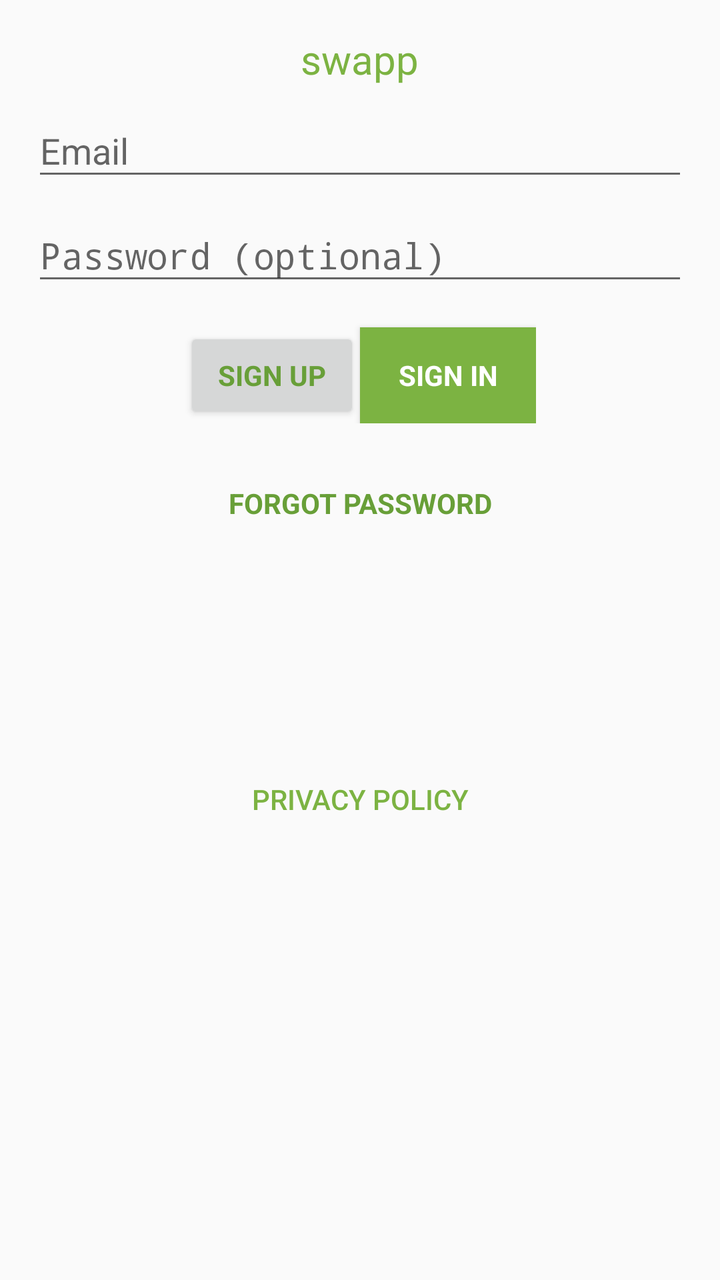
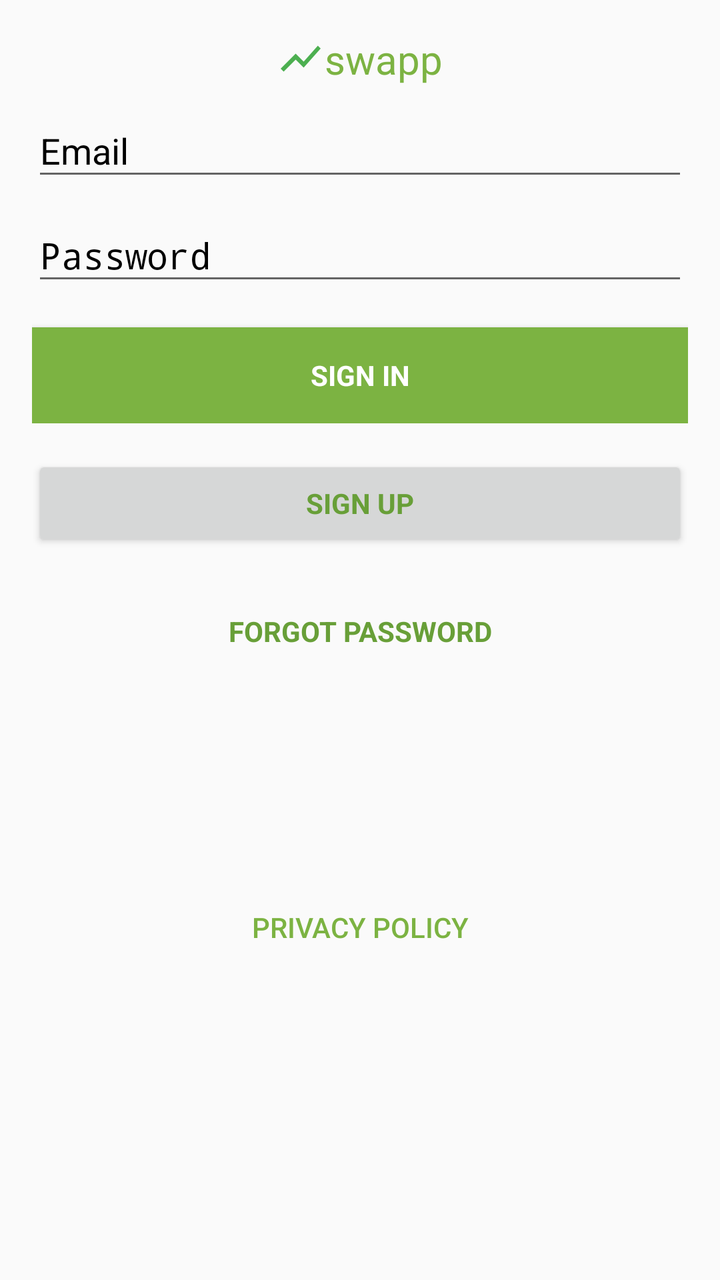

Before-and-after screenshots of an Android layout around one commit, followed by the original layout XML and the change that was made.
<!-- AndroidManifest.xml: application theme AppTheme -->
<!-- res/layout/activity_login.xml -->
<?xml version="1.0" encoding="utf-8"?>
<LinearLayout xmlns:android="http://schemas.android.com/apk/res/android"
    xmlns:tools="http://schemas.android.com/tools"
    android:layout_width="match_parent"
    android:layout_height="match_parent"
    android:gravity="center_horizontal"
    android:orientation="vertical"
    android:paddingBottom="@dimen/activity_vertical_margin"
    android:paddingLeft="@dimen/activity_horizontal_margin"
    android:paddingRight="@dimen/activity_horizontal_margin"
    android:paddingTop="@dimen/activity_vertical_margin"
    tools:context=".auth.LoginActivity">

    
    <ProgressBar
        android:id="@+id/login_progress"
        style="?android:attr/progressBarStyleLarge"
        android:layout_width="wrap_content"
        android:layout_height="wrap_content"
        android:layout_marginBottom="8dp"
        android:visibility="gone" />

    <ScrollView
        android:id="@+id/login_form"
        android:layout_width="match_parent"
        android:layout_height="match_parent">

        <LinearLayout
            android:id="@+id/email_login_form"
            android:layout_width="match_parent"
            android:layout_height="wrap_content"
            android:orientation="vertical">

           <TextView
               android:layout_width="wrap_content"
               android:layout_height="wrap_content"
               android:text="swapp"
               android:layout_gravity="center_horizontal"
               android:textColor="@color/colorPrimaryDark"
               android:textSize="20sp"
               />
            <android.support.design.widget.TextInputLayout
                android:layout_width="match_parent"
                android:layout_height="wrap_content">
                <AutoCompleteTextView
                    android:id="@+id/txt_username"
                    android:layout_width="match_parent"
                    android:layout_height="wrap_content"
                    android:hint="@string/prompt_email"
                    android:inputType="textEmailAddress"
                    android:maxLines="1"
                    android:singleLine="true" />

            </android.support.design.widget.TextInputLayout>

            <android.support.design.widget.TextInputLayout
                android:layout_width="match_parent"
                android:layout_height="wrap_content">

                <EditText
                    android:id="@+id/password"
                    android:layout_width="match_parent"
                    android:layout_height="wrap_content"
                    android:hint="@string/prompt_password"
                    android:imeActionId="6"
                    android:imeActionLabel="@string/action_sign_in_short"
                    android:imeOptions="actionUnspecified"
                    android:inputType="textPassword"
                    android:maxLines="1"
                    android:singleLine="true" />

            </android.support.design.widget.TextInputLayout>
            <LinearLayout
                android:layout_width="wrap_content"
                android:layout_height="wrap_content"
                android:orientation="horizontal"
                android:layout_gravity="center_horizontal"
                >
                <Button
                    android:id="@+id/email_sign_up_button"
                    style="?android:textAppearanceSmall"
                    android:layout_width="match_parent"
                    android:layout_height="wrap_content"
                    android:layout_marginTop="16dp"
                    android:text="Sign up"
                    android:textColor="@color/colorPrimary"
                    android:textStyle="bold" />
                <Button
                    android:id="@+id/email_sign_in_button"
                    style="?android:textAppearanceSmall"
                    android:layout_width="match_parent"
                    android:layout_height="wrap_content"
                    android:layout_marginTop="16dp"
                    android:text="@string/action_sign_in"
                    android:background="@color/colorPrimaryDark"
                    android:textColor="@color/colorWhite"
                    android:textStyle="bold" />

            </LinearLayout>
            <Button
                android:id="@+id/forgot_password_in_button"
                style="?android:textAppearanceSmall"
                android:layout_width="match_parent"
                android:layout_height="wrap_content"
                android:layout_marginTop="16dp"
                android:text="Forgot Password"
                android:textColor="@color/colorPrimary"
                android:background="@android:color/transparent"
                android:textStyle="bold"
                />
            <Button
                android:id="@+id/btn_open_privacy"
                android:layout_marginTop="100dp"
                android:layout_width="match_parent"
                android:layout_height="wrap_content"
                android:background="@android:color/transparent"
                android:text="Privacy Policy"
                android:textColor="@color/colorPrimaryDark"
                />
        </LinearLayout>
    </ScrollView>
</LinearLayout>
<!-- resources referenced by this layout -->
<resources>
  <color name="colorPrimary">#689F38</color>
  <color name="colorPrimaryDark">#7CB342</color>
  <color name="colorWhite">#ffffff</color>
  <dimen name="activity_horizontal_margin">16dp</dimen>
  <dimen name="activity_vertical_margin">16dp</dimen>
  <string name="action_sign_in">Sign in</string>
  <string name="action_sign_in_short">Sign in</string>
  <string name="prompt_email">Email</string>
  <string name="prompt_password">Password (optional)</string>
  <style name="AppTheme" parent="Theme.AppCompat.Light.DarkActionBar">
          
          <item name="colorPrimary">@color/colorPrimary</item>
          <item name="colorPrimaryDark">@color/colorPrimaryDark</item>
          <item name="colorAccent">@color/colorAccent</item>
      </style>
  <color name="colorAccent">#616161</color>
</resources>

<!-- the commit's change to res/layout/activity_login.xml (unified diff, before → after) -->
@@ -35,13 +35,16 @@
                android:layout_width="wrap_content"
                android:layout_height="wrap_content"
                android:text="swapp"
+               android:drawableLeft="@drawable/ic_show_chart_green_500_24dp"
                android:layout_gravity="center_horizontal"
                android:textColor="@color/colorPrimaryDark"
                android:textSize="20sp"
                />
             <android.support.design.widget.TextInputLayout
                 android:layout_width="match_parent"
-                android:layout_height="wrap_content">
+                android:layout_height="wrap_content"
+                android:textColorHint="#000"
+                >
                 <AutoCompleteTextView
                     android:id="@+id/txt_username"
                     android:layout_width="match_parent"
@@ -55,7 +58,9 @@
 
             <android.support.design.widget.TextInputLayout
                 android:layout_width="match_parent"
-                android:layout_height="wrap_content">
+                android:layout_height="wrap_content"
+                android:textColorHint="#000"
+                >
 
                 <EditText
                     android:id="@+id/password"
@@ -71,20 +76,12 @@
 
             </android.support.design.widget.TextInputLayout>
             <LinearLayout
-                android:layout_width="wrap_content"
+                android:layout_width="match_parent"
                 android:layout_height="wrap_content"
                 android:orientation="horizontal"
                 android:layout_gravity="center_horizontal"
                 >
-                <Button
-                    android:id="@+id/email_sign_up_button"
-                    style="?android:textAppearanceSmall"
-                    android:layout_width="match_parent"
-                    android:layout_height="wrap_content"
-                    android:layout_marginTop="16dp"
-                    android:text="Sign up"
-                    android:textColor="@color/colorPrimary"
-                    android:textStyle="bold" />
+
                 <Button
                     android:id="@+id/email_sign_in_button"
                     style="?android:textAppearanceSmall"
@@ -98,6 +95,15 @@
 
             </LinearLayout>
             <Button
+                android:id="@+id/email_sign_up_button"
+                style="?android:textAppearanceSmall"
+                android:layout_width="match_parent"
+                android:layout_height="wrap_content"
+                android:layout_marginTop="16dp"
+                android:text="Sign up"
+                android:textColor="@color/colorPrimary"
+                android:textStyle="bold" />
+            <Button
                 android:id="@+id/forgot_password_in_button"
                 style="?android:textAppearanceSmall"
                 android:layout_width="match_parent"
@@ -108,6 +114,7 @@
                 android:background="@android:color/transparent"
                 android:textStyle="bold"
                 />
+
             <Button
                 android:id="@+id/btn_open_privacy"
                 android:layout_marginTop="100dp"
<!-- resource entries referenced after the edit -->
@@ -5,10 +5,11 @@
   <color name="colorWhite">#ffffff</color>
   <dimen name="activity_horizontal_margin">16dp</dimen>
   <dimen name="activity_vertical_margin">16dp</dimen>
+  <!-- drawable ic_show_chart_green_500_24dp: png bitmap (drawable-hdpi, 358 bytes) -->
   <string name="action_sign_in">Sign in</string>
   <string name="action_sign_in_short">Sign in</string>
   <string name="prompt_email">Email</string>
-  <string name="prompt_password">Password (optional)</string>
+  <string name="prompt_password">Password</string>
   <style name="AppTheme" parent="Theme.AppCompat.Light.DarkActionBar">
           
           <item name="colorPrimary">@color/colorPrimary</item>
